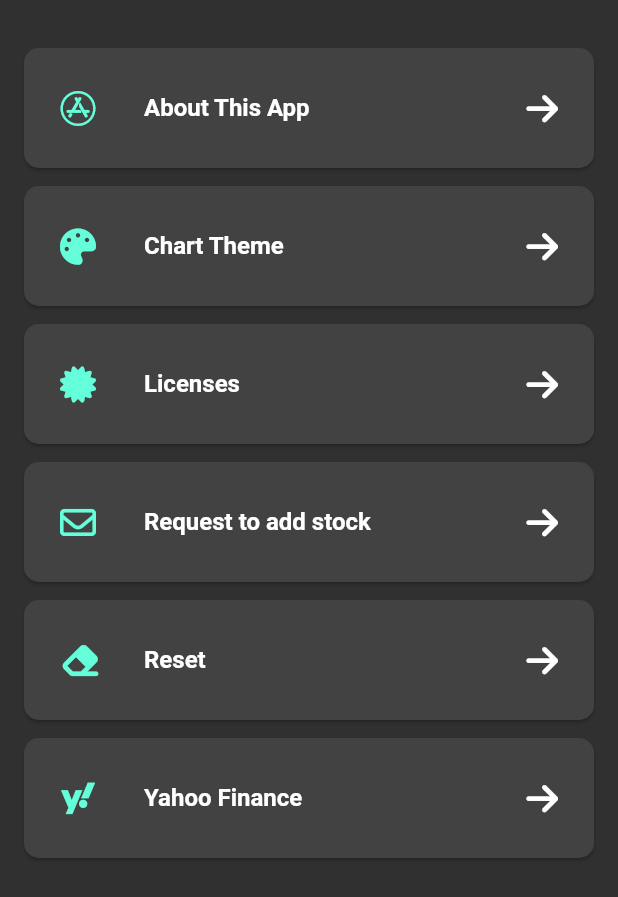
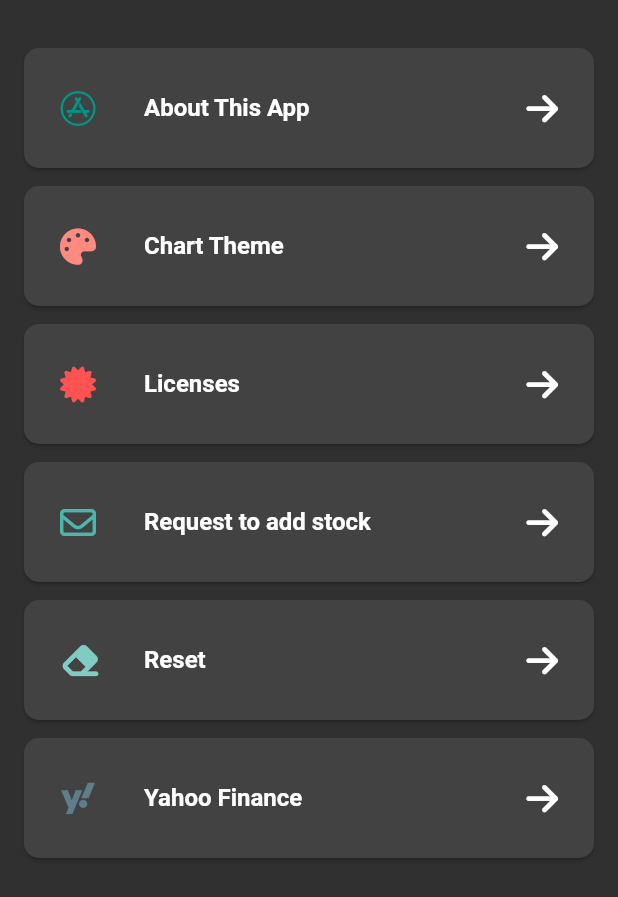
Before and after one commit to kolbe-ryo/income-life, a Flutter app: the SettingsPage screen opened directly, on a phone screen of 412 x 824 dp. Shown: the top 897 px of the screen. Run offline on Flutter 3.47's test engine with Material 2 defaults, Android fonts, the phone set to English and light mode, and no system bars; our stand-ins replace flutter_slidable, fluttertoast, font_awesome_flutter, freezed_annotation, get_it, google_mobile_ads and 4 more; missing offline and left inert: flutter_state_notifier, gsheets, simple_logger; accounts and stored records are empty.

```diff
--- a/lib/ui/common/stock_summary_card.dart
+++ b/lib/ui/common/stock_summary_card.dart
@@ -77,11 +77,13 @@ class StockSummaryCard extends StatelessWidget {
     if (state.portfolioLength == 0) {
       return '-';
     }
+    final totalIncome = formatter.format(state.totalIncome.floor());
+    final totalAmount = formatter.format(state.totalAmount.floor());
     switch (kind) {
       case InvestInfoEnum.income:
-        return '¥ ${formatter.format(state.totalIncome.floor())}';
+        return '¥ $totalIncome';
       case InvestInfoEnum.totalInvest:
-        return '¥ ${formatter.format(state.totalAmount.floor())}';
+        return '¥ $totalAmount';
       case InvestInfoEnum.stocks:
         return formatter.format(state.portfolioLength);
     }
--- a/lib/ui/settings_page/setting_contents/request_to_add_stock/request_to_add_stock_page_view_model.dart
+++ b/lib/ui/settings_page/setting_contents/request_to_add_stock/request_to_add_stock_page_view_model.dart
@@ -22,9 +22,10 @@ class RequestToAddStockPageViewModel extends StateNotifier<RequestToAddStockPage
     super.dispose();
   }
 
-  Future<void> request(String ticker) async {
+  Future<bool> request(String ticker) async {
     _controller.clear();
     // await GetIt.I<GsheetsInterface>().writeRequestStock(ticker);
+    return true;
   }
 
   void inputTicker(String value) {
--- a/lib/ui/settings_page/settings_page.dart
+++ b/lib/ui/settings_page/settings_page.dart
@@ -3,7 +3,9 @@ import 'package:flutter/material.dart';
 
 // Package imports:
 import 'package:font_awesome_flutter/font_awesome_flutter.dart';
+import 'package:income_life/enum/color_index_enum.dart';
 import 'package:income_life/ui/common/app_colors.dart';
+import 'package:income_life/ui/top_page/top_page_state.dart';
 import 'package:provider/provider.dart';
 
 // Project imports:
@@ -21,6 +23,7 @@ class SettingsPage extends StatelessWidget {
 
   @override
   Widget build(BuildContext context) {
+    final colorTheme = context.select((TopPageState value) => value.colorTheme);
     return Scaffold(
       body: SingleChildScrollView(
         padding: const EdgeInsets.fromLTRB(kPadding, kPadding, kPadding, 0),
@@ -28,9 +31,9 @@ class SettingsPage extends StatelessWidget {
           children: [
             const SizedBox(height: kPadding),
             _CardTile(
-              leadingIcon: const FaIcon(
+              leadingIcon: FaIcon(
                 FontAwesomeIcons.appStore,
-                color: AppColors.tealAccent,
+                color: colorTheme.colors[0],
               ),
               title: 'About This App',
               trailingIcon: const FaIcon(FontAwesomeIcons.arrowRight),
@@ -43,9 +46,9 @@ class SettingsPage extends StatelessWidget {
               ),
             ),
             _CardTile(
-              leadingIcon: const FaIcon(
+              leadingIcon: FaIcon(
                 FontAwesomeIcons.palette,
-                color: AppColors.tealAccent,
+                color: colorTheme.colors[1],
               ),
               title: 'Chart Theme',
               trailingIcon: const FaIcon(FontAwesomeIcons.arrowRight),
@@ -55,18 +58,18 @@ class SettingsPage extends StatelessWidget {
               ),
             ),
             _CardTile(
-              leadingIcon: const FaIcon(
+              leadingIcon: FaIcon(
                 FontAwesomeIcons.certificate,
-                color: AppColors.tealAccent,
+                color: colorTheme.colors[2],
               ),
               title: 'Licenses',
               trailingIcon: const FaIcon(FontAwesomeIcons.arrowRight),
               onTap: () => showLicensePage(context: context),
             ),
             _CardTile(
-              leadingIcon: const FaIcon(
+              leadingIcon: FaIcon(
                 FontAwesomeIcons.envelope,
-                color: AppColors.tealAccent,
+                color: colorTheme.colors[3],
               ),
               title: 'Request to add stock',
               trailingIcon: const FaIcon(FontAwesomeIcons.arrowRight),
@@ -76,18 +79,18 @@ class SettingsPage extends StatelessWidget {
               ),
             ),
             _CardTile(
-              leadingIcon: const FaIcon(
+              leadingIcon: FaIcon(
                 FontAwesomeIcons.eraser,
-                color: AppColors.tealAccent,
+                color: colorTheme.colors[4],
               ),
               title: 'Reset',
               trailingIcon: const FaIcon(FontAwesomeIcons.arrowRight),
               onTap: () => _reset(context),
             ),
             _CardTile(
-              leadingIcon: const FaIcon(
+              leadingIcon: FaIcon(
                 FontAwesomeIcons.yahoo,
-                color: AppColors.tealAccent,
+                color: colorTheme.colors[5],
               ),
               title: 'Yahoo Finance',
               trailingIcon: const FaIcon(FontAwesomeIcons.arrowRight),
--- a/pubspec.yaml
+++ b/pubspec.yaml
@@ -12,6 +12,7 @@ dependencies:
   flutter_slidable: ^2.0.0
   flutter_staggered_grid_view: ^0.6.2
   flutter_state_notifier: ^0.7.1
+  fluttertoast: ^8.1.2
   font_awesome_flutter: ^10.2.1
   freezed_annotation: ^2.1.0
   get_it: ^7.2.0
```
Also changed, not shown: lib/ui/common/notification_toast.dart (added, +22 -0 lines), lib/ui/settings_page/setting_contents/request_to_add_stock/request_to_add_stock_page.dart (+21 -12 lines), pubspec.lock, 1 other file.
